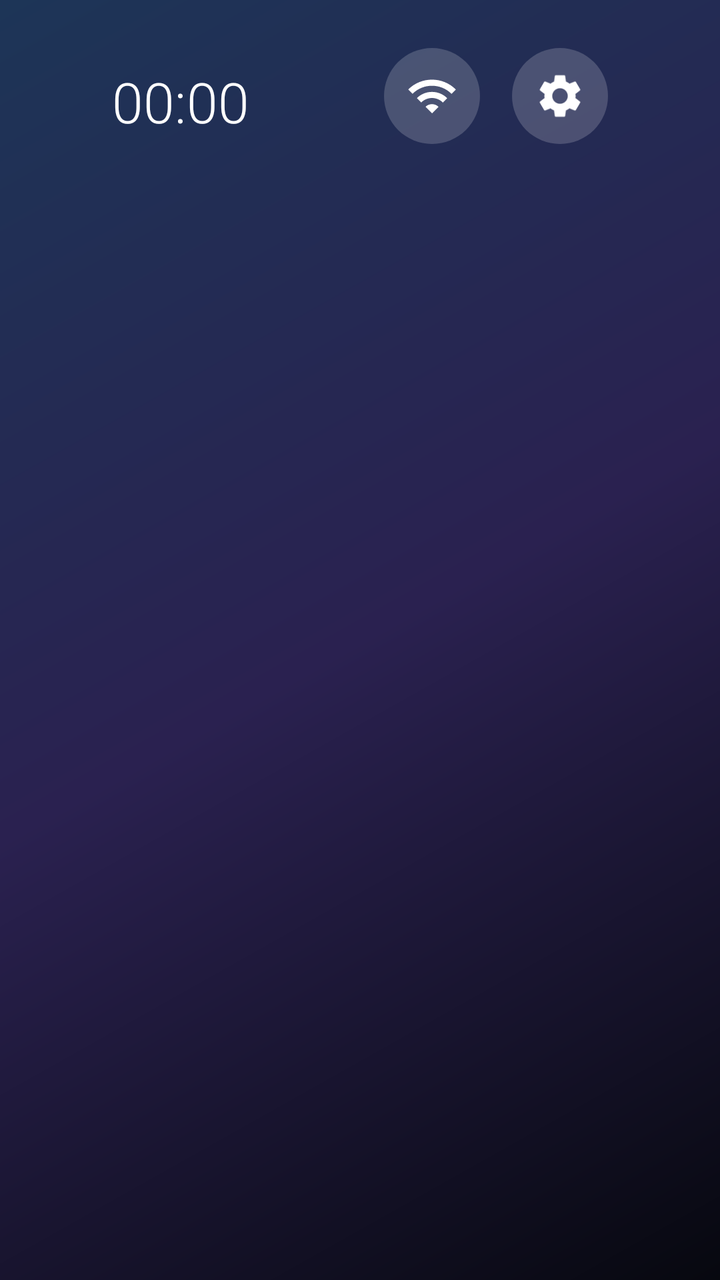
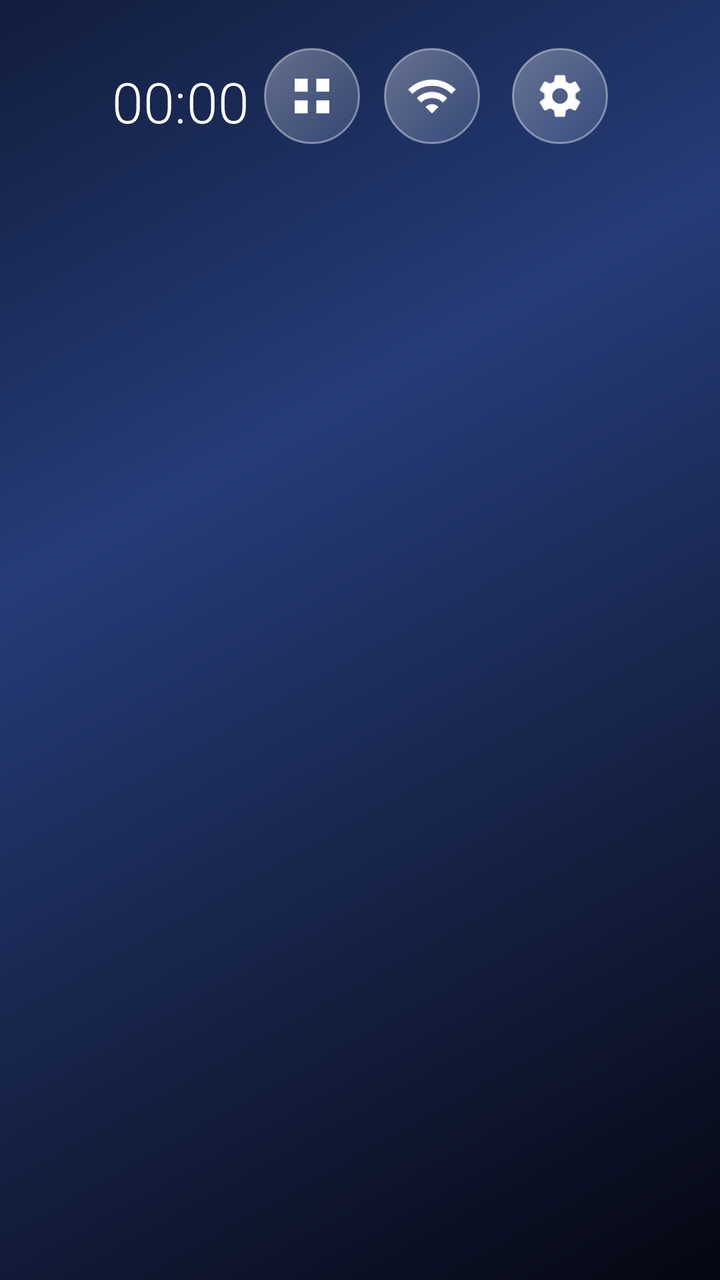

The first picture is an Android layout as it rendered before a commit; the second is the same layout after the commit. The layout source and the unified diff follow.
<!-- AndroidManifest.xml: application theme Theme.Launcher -->
<!-- res/layout/activity_main.xml -->
<?xml version="1.0" encoding="utf-8"?>
<FrameLayout xmlns:android="http://schemas.android.com/apk/res/android"
    android:layout_width="match_parent"
    android:layout_height="match_parent"
    android:clipChildren="false"
    android:clipToPadding="false">

    
    <TextClock
        android:id="@+id/clock"
        android:layout_width="wrap_content"
        android:layout_height="wrap_content"
        android:layout_gravity="top|start"
        android:layout_marginStart="56dp"
        android:layout_marginTop="32dp"
        android:fontFamily="sans-serif-light"
        android:format12Hour="HH:mm"
        android:format24Hour="HH:mm"
        android:textColor="#FFFFFF"
        android:textSize="28sp" />

    
    <LinearLayout
        android:layout_width="wrap_content"
        android:layout_height="wrap_content"
        android:layout_gravity="top|end"
        android:layout_marginTop="24dp"
        android:layout_marginEnd="56dp"
        android:orientation="horizontal">

        <ImageButton
            android:id="@+id/wifi"
            android:layout_width="48dp"
            android:layout_height="48dp"
            android:background="@drawable/btn_round"
            android:contentDescription="@string/wifi"
            android:defaultFocusHighlightEnabled="false"
            android:padding="11dp"
            android:scaleType="fitCenter"
            android:src="@drawable/ic_wifi"
            android:tint="@color/btn_icon_tint" />

        <ImageButton
            android:id="@+id/settings"
            android:layout_width="48dp"
            android:layout_height="48dp"
            android:layout_marginStart="16dp"
            android:background="@drawable/btn_round"
            android:contentDescription="@string/settings"
            android:defaultFocusHighlightEnabled="false"
            android:padding="11dp"
            android:scaleType="fitCenter"
            android:src="@drawable/ic_settings"
            android:tint="@color/btn_icon_tint" />
    </LinearLayout>

    
    <androidx.recyclerview.widget.RecyclerView
        android:id="@+id/apps"
        android:layout_width="match_parent"
        android:layout_height="match_parent"
        android:layout_marginTop="92dp"
        android:clipChildren="false"
        android:clipToPadding="false"
        android:paddingStart="46dp"
        android:paddingTop="24dp"
        android:paddingEnd="46dp"
        android:paddingBottom="48dp" />
</FrameLayout>
<!-- resources referenced by this layout -->
<resources>
  <!-- drawable btn_round (drawable) -->
  <?xml version="1.0" encoding="utf-8"?>
  <selector xmlns:android="http://schemas.android.com/apk/res/android">
      <item android:state_focused="true">
          <shape android:shape="oval"><solid android:color="#FFFFFF" /></shape>
      </item>
      <item android:state_pressed="true">
          <shape android:shape="oval"><solid android:color="#CCFFFFFF" /></shape>
      </item>
      <item>
          <shape android:shape="oval"><solid android:color="#2EFFFFFF" /></shape>
      </item>
  </selector>
  <!-- drawable ic_settings (drawable) -->
  <vector xmlns:android="http://schemas.android.com/apk/res/android"
      android:width="24dp" android:height="24dp"
      android:viewportWidth="24" android:viewportHeight="24">
      <path android:fillColor="#FFFFFF"
          android:pathData="M19.14,12.94c0.04,-0.3 0.06,-0.61 0.06,-0.94c0,-0.32 -0.02,-0.64 -0.07,-0.94l2.03,-1.58c0.18,-0.14 0.23,-0.41 0.12,-0.61l-1.92,-3.32c-0.12,-0.22 -0.37,-0.29 -0.59,-0.22l-2.39,0.96c-0.5,-0.38 -1.03,-0.7 -1.62,-0.94L14.4,2.81c-0.04,-0.24 -0.24,-0.41 -0.48,-0.41h-3.84c-0.24,0 -0.43,0.17 -0.47,0.41L9.25,5.35C8.66,5.59 8.12,5.92 7.63,6.29L5.24,5.33c-0.22,-0.08 -0.47,0 -0.59,0.22L2.74,8.87C2.62,9.08 2.66,9.34 2.86,9.48l2.03,1.58C4.84,11.36 4.8,11.69 4.8,12s0.02,0.64 0.07,0.94l-2.03,1.58c-0.18,0.14 -0.23,0.41 -0.12,0.61l1.92,3.32c0.12,0.22 0.37,0.29 0.59,0.22l2.39,-0.96c0.5,0.38 1.03,0.7 1.62,0.94l0.36,2.54c0.05,0.24 0.24,0.41 0.48,0.41h3.84c0.24,0 0.44,-0.17 0.47,-0.41l0.36,-2.54c0.59,-0.24 1.13,-0.56 1.62,-0.94l2.39,0.96c0.22,0.08 0.47,0 0.59,-0.22l1.92,-3.32c0.12,-0.22 0.07,-0.47 -0.12,-0.61L19.14,12.94zM12,15.6c-1.98,0 -3.6,-1.62 -3.6,-3.6s1.62,-3.6 3.6,-3.6s3.6,1.62 3.6,3.6S13.98,15.6 12,15.6z" />
  </vector>
  <!-- drawable ic_wifi (drawable) -->
  <vector xmlns:android="http://schemas.android.com/apk/res/android"
      android:width="24dp" android:height="24dp"
      android:viewportWidth="24" android:viewportHeight="24">
      <path android:fillColor="#FFFFFF"
          android:pathData="M1,9l2,2c4.97,-4.97 13.03,-4.97 18,0l2,-2C16.93,2.93 7.08,2.93 1,9zM9,17l3,3 3,-3c-1.65,-1.66 -4.34,-1.66 -6,0zM5,13l2,2c2.76,-2.76 7.24,-2.76 10,0l2,-2C15.14,9.14 8.87,9.14 5,13z" />
  </vector>
  <string name="settings">Configurações</string>
  <string name="wifi">Wi-Fi</string>
  <style name="Theme.Launcher" parent="android:Theme.Material.NoActionBar">
          <item name="android:windowBackground">@drawable/bg_wallpaper</item>
          <item name="android:statusBarColor">@android:color/transparent</item>
          <item name="android:navigationBarColor">@android:color/transparent</item>
      </style>
  <!-- drawable bg_wallpaper (drawable) -->
  <?xml version="1.0" encoding="utf-8"?>
  <shape xmlns:android="http://schemas.android.com/apk/res/android" android:shape="rectangle">
      <gradient
          android:angle="315"
          android:centerColor="#2A2150"
          android:endColor="#07080F"
          android:startColor="#1D3557" />
  </shape>
</resources>

<!-- the commit's change to res/layout/activity_main.xml (unified diff, before → after) -->
@@ -27,6 +27,19 @@
         android:layout_marginTop="24dp"
         android:layout_marginEnd="56dp"
         android:orientation="horizontal">
+
+        <ImageButton
+            android:id="@+id/manageApps"
+            android:layout_width="48dp"
+            android:layout_height="48dp"
+            android:layout_marginEnd="12dp"
+            android:background="@drawable/btn_round"
+            android:contentDescription="Gerenciar aplicativos visíveis"
+            android:defaultFocusHighlightEnabled="false"
+            android:padding="11dp"
+            android:scaleType="fitCenter"
+            android:src="@drawable/ic_apps"
+            android:tint="@color/btn_icon_tint" />
 
         <ImageButton
             android:id="@+id/wifi"
<!-- resource entries referenced after the edit -->
@@ -4,15 +4,32 @@
   <?xml version="1.0" encoding="utf-8"?>
   <selector xmlns:android="http://schemas.android.com/apk/res/android">
       <item android:state_focused="true">
-          <shape android:shape="oval"><solid android:color="#FFFFFF" /></shape>
+          <shape android:shape="oval">
+              <gradient android:angle="315" android:startColor="#FFFFFFFF" android:endColor="#BBDDF7FF"/>
+              <stroke android:width="2dp" android:color="#FFFFFFFF"/>
+          </shape>
       </item>
       <item android:state_pressed="true">
-          <shape android:shape="oval"><solid android:color="#CCFFFFFF" /></shape>
+          <shape android:shape="oval">
+              <solid android:color="#99FFFFFF"/>
+              <stroke android:width="1dp" android:color="#CCFFFFFF"/>
+          </shape>
       </item>
       <item>
-          <shape android:shape="oval"><solid android:color="#2EFFFFFF" /></shape>
+          <shape android:shape="oval">
+              <gradient android:angle="315" android:startColor="#55FFFFFF" android:endColor="#20CDE7FF"/>
+              <stroke android:width="1dp" android:color="#66FFFFFF"/>
+          </shape>
       </item>
   </selector>
+  <!-- drawable ic_apps (drawable) -->
+  <?xml version="1.0" encoding="utf-8"?>
+  <vector xmlns:android="http://schemas.android.com/apk/res/android"
+      android:width="24dp" android:height="24dp"
+      android:viewportWidth="24" android:viewportHeight="24">
+      <path android:fillColor="#FFFFFFFF"
+          android:pathData="M4,4h6v6H4zM14,4h6v6h-6zM4,14h6v6H4zM14,14h6v6h-6z"/>
+  </vector>
   <!-- drawable ic_settings (drawable) -->
   <vector xmlns:android="http://schemas.android.com/apk/res/android"
       android:width="24dp" android:height="24dp"
@@ -33,15 +50,21 @@
           <item name="android:windowBackground">@drawable/bg_wallpaper</item>
           <item name="android:statusBarColor">@android:color/transparent</item>
           <item name="android:navigationBarColor">@android:color/transparent</item>
+          <item name="android:colorAccent">#DCEBFF</item>
+          <item name="android:fontFamily">sans</item>
+          <item name="android:windowActionModeOverlay">true</item>
       </style>
   <!-- drawable bg_wallpaper (drawable) -->
   <?xml version="1.0" encoding="utf-8"?>
   <shape xmlns:android="http://schemas.android.com/apk/res/android" android:shape="rectangle">
       <gradient
+          android:type="linear"
           android:angle="315"
-          android:centerColor="#2A2150"
-          android:endColor="#07080F"
-          android:startColor="#1D3557" />
+          android:centerX="0.5"
+          android:centerY="0.35"
+          android:centerColor="#263C78"
+          android:endColor="#050711"
+          android:startColor="#111D3D" />
   </shape>
 </resources>
 
